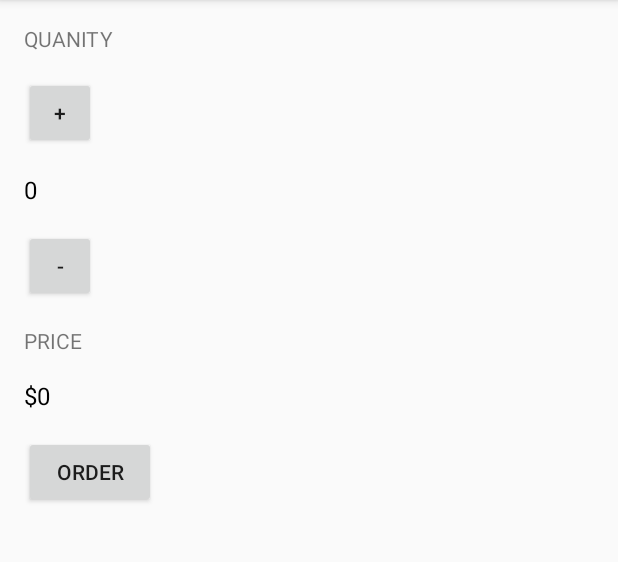
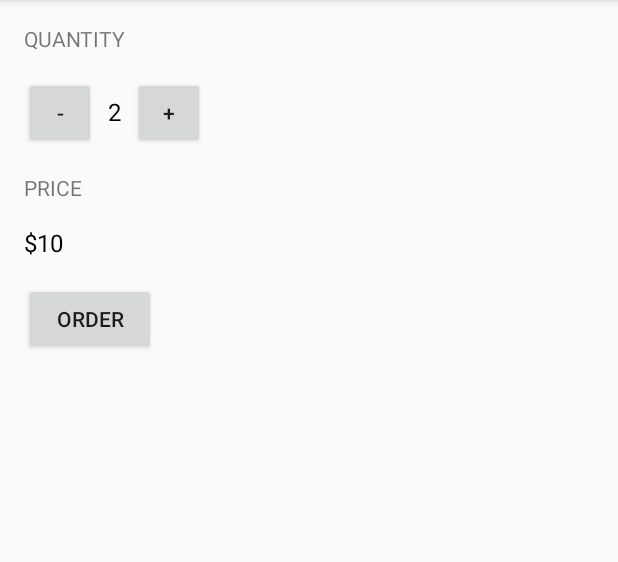
Before and after one commit to toanhtran/JustJava2, an Android app: the screen it shows after launch (MainActivity), on a phone screen of 412 x 824 dp, the part 84-646 px from its top. Run offline under Robolectric (Android 15) with nearby library versions, the phone set to English and light mode, and no system bars.

Commit message:
format quantity picker

```diff
--- a/app/src/main/res/layout/activity_main.xml
+++ b/app/src/main/res/layout/activity_main.xml
@@ -2,62 +2,70 @@
     xmlns:tools="http://schemas.android.com/tools"
     android:layout_width="match_parent"
     android:layout_height="match_parent"
+    android:orientation="vertical"
     android:paddingBottom="@dimen/activity_vertical_margin"
     android:paddingLeft="@dimen/activity_horizontal_margin"
     android:paddingRight="@dimen/activity_horizontal_margin"
     android:paddingTop="@dimen/activity_vertical_margin"
-    android:orientation="vertical"
     tools:context=".MainActivity">
 
     <TextView
         android:layout_width="wrap_content"
         android:layout_height="wrap_content"
-        android:text="QUANITY"
-        android:textAllCaps="true"
-        />
+        android:layout_marginBottom="16dp"
+        android:text="Quantity"
+        android:textAllCaps="true" />
+
+    <LinearLayout
+        android:layout_width="wrap_content"
+        android:layout_height="wrap_content"
+        android:orientation="horizontal">
+
         <Button
             android:layout_width="48dp"
             android:layout_height="48dp"
-        android:layout_marginTop="16dp"
-        android:text="+"
-        android:onClick="increment"/>
+            android:onClick="decrement"
+            android:text="-" />
 
         <TextView
             android:id="@+id/quantity_text_view"
             android:layout_width="wrap_content"
             android:layout_height="wrap_content"
-        android:layout_marginTop="16dp"
-        android:text="0"
-        android:textSize="16sp"
-        android:textColor="@android:color/black"/>
+            android:layout_marginLeft="8dp"
+            android:layout_marginRight="8dp"
+            android:text="2"
+            android:textColor="@android:color/black"
+            android:textSize="16sp" />
+
         <Button
             android:layout_width="48dp"
             android:layout_height="48dp"
-        android:layout_marginTop="16dp"
-        android:text="-"
-        android:onClick="decrement"/>
+            android:onClick="increment"
+            android:text="+" />
+
+    </LinearLayout>
 
     <TextView
         android:layout_width="wrap_content"
         android:layout_height="wrap_content"
         android:layout_marginTop="16dp"
-        android:text="price"
-        android:textAllCaps="true"
-        />
+        android:text="Price"
+        android:textAllCaps="true" />
+
     <TextView
         android:id="@+id/price_text_view"
         android:layout_width="wrap_content"
         android:layout_height="wrap_content"
         android:layout_marginTop="16dp"
-        android:text="$0"
-        android:textSize="16sp"
-        android:textColor="@android:color/black"/>
+        android:text="$10"
+        android:textColor="@android:color/black"
+        android:textSize="16sp" />
+
     <Button
         android:layout_width="wrap_content"
         android:layout_height="wrap_content"
         android:layout_marginTop="16dp"
-        android:text="Order"
-        android:onClick="submitOrder"/>
-
+        android:onClick="submitOrder"
+        android:text="Order" />
 
 </LinearLayout>
```
Lines whose indentation alone changed are shown as unchanged.
